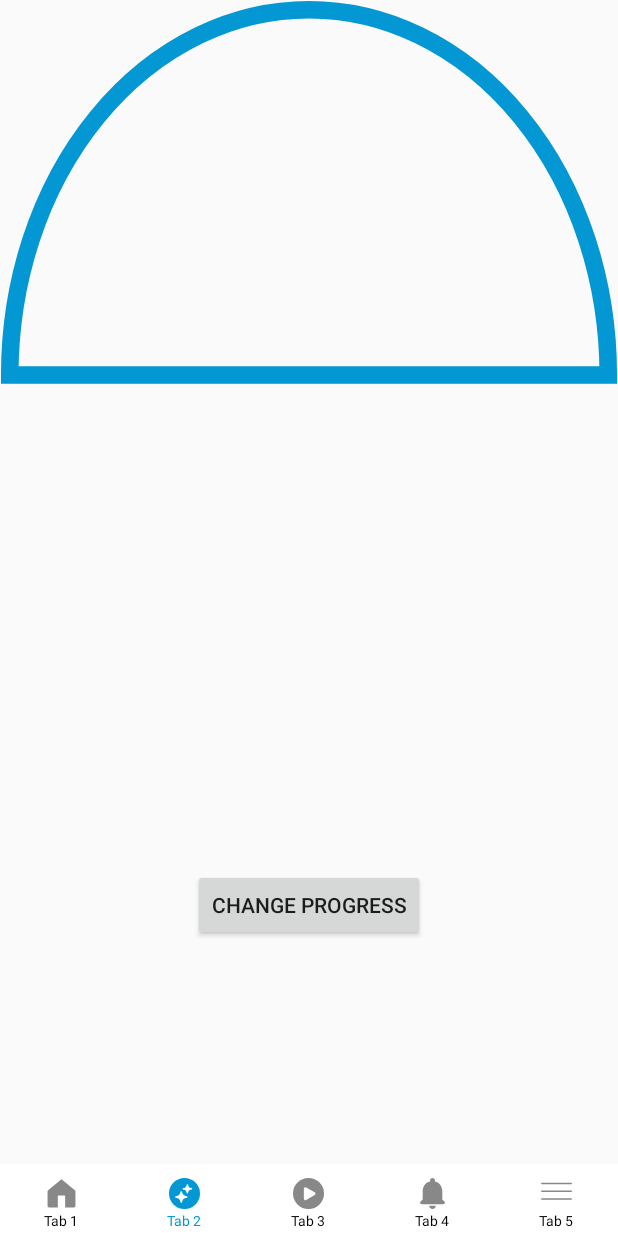
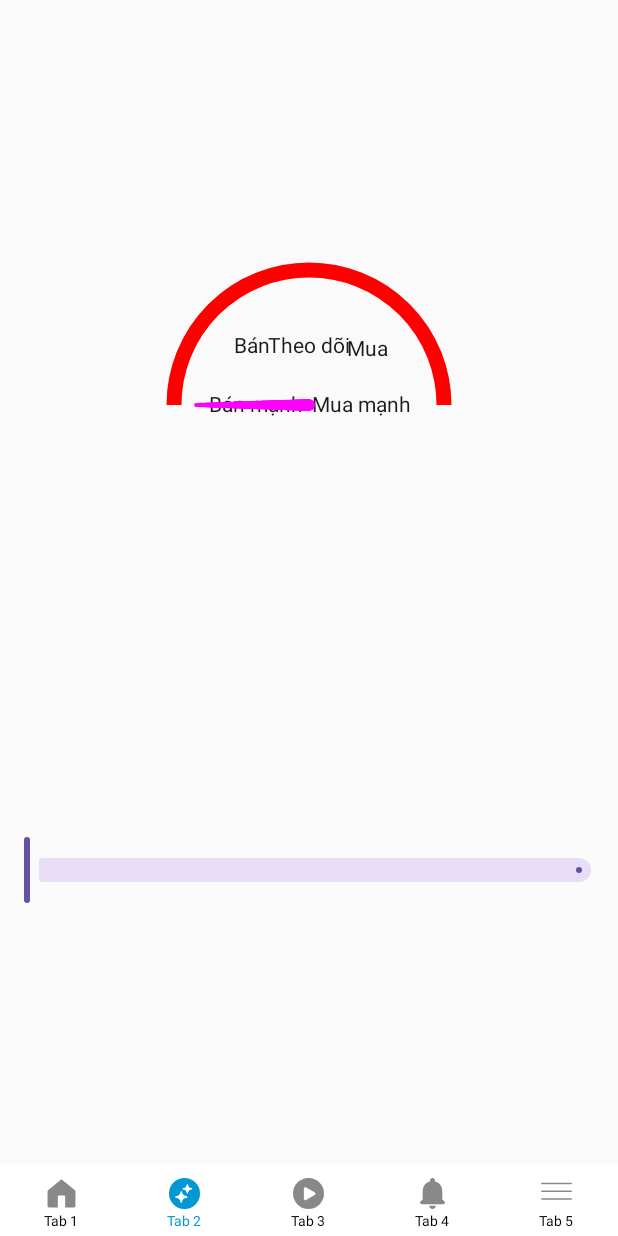
Before and after one commit to vuxbasnin/app_national_flag, an Android app built with Jetpack Compose: the screen it shows after launch (MainActivity), item 2 of the bottom bar chosen, on a phone screen of 412 x 824 dp. Run offline under Robolectric (Android 15) with nearby library versions, the phone set to English and light mode, and no system bars; our stand-ins replace Dagger/Hilt's generated code, Room's generated code, Timber, sdp/ssp sizes; libraries missing offline, so code that uses them is left out: com.chuckerteam.chucker; pictures from the network do not load.

Commit message:
Customview

```diff
--- /dev/null
+++ b/app/src/main/java/com/base/basemvvm/presentation/core/widget/CustomSemiCycleJetpack.kt
@@ -0,0 +1,213 @@
+package com.base.basemvvm.presentation.core.widget
+
+import androidx.annotation.FloatRange
+import androidx.compose.animation.core.Animatable
+import androidx.compose.animation.core.LinearOutSlowInEasing
+import androidx.compose.animation.core.tween
+import androidx.compose.foundation.Canvas
+import androidx.compose.foundation.layout.Column
+import androidx.compose.foundation.layout.padding
+import androidx.compose.foundation.layout.requiredSize
+import androidx.compose.material3.MaterialTheme
+import androidx.compose.material3.Slider
+import androidx.compose.runtime.Composable
+import androidx.compose.runtime.remember
+import androidx.compose.runtime.rememberCoroutineScope
+import androidx.compose.ui.Modifier
+import androidx.compose.ui.geometry.Offset
+import androidx.compose.ui.graphics.Brush
+import androidx.compose.ui.graphics.Color
+import androidx.compose.ui.graphics.SolidColor
+import androidx.compose.ui.graphics.StrokeCap
+import androidx.compose.ui.graphics.drawscope.DrawScope
+import androidx.compose.ui.graphics.drawscope.Stroke
+import androidx.compose.ui.text.TextMeasurer
+import androidx.compose.ui.text.TextStyle
+import androidx.compose.ui.text.drawText
+import androidx.compose.ui.text.rememberTextMeasurer
+import androidx.compose.ui.tooling.preview.Preview
+import androidx.compose.ui.unit.TextUnit
+import androidx.compose.ui.unit.TextUnitType
+import androidx.compose.ui.unit.dp
+import com.google.android.material.math.MathUtils.lerp
+import kotlinx.coroutines.CoroutineScope
+import kotlinx.coroutines.launch
+import timber.log.Timber
+import kotlin.math.cos
+import kotlin.math.sin
+
+private val INDICATOR_LENGTH = 14.dp
+private val MAJOR_INDICATOR_LENGTH = 18.dp
+private val INDICATOR_INITIAL_OFFSET = 5.dp
+
+@Composable
+fun SpeedometerScreen(
+    modifier: Modifier = Modifier,
+    coroutineScope: CoroutineScope = rememberCoroutineScope()
+) {
+    Column(modifier = modifier) {
+        val speed = remember { Animatable(0f) }
+
+        Speedometer(
+            currentSpeed = speed.value,
+            modifier = Modifier
+                .padding(180.dp)
+                .requiredSize(180.dp)
+        )
+
+        Slider(
+            value = speed.value,
+            valueRange = 0f..180f,
+            onValueChange = {
+                coroutineScope.launch {
+                    speed.animateTo(
+                        it,
+                        animationSpec = tween(durationMillis = 50, easing = LinearOutSlowInEasing)
+                    )
+                }
+            },
+            modifier = Modifier.padding(16.dp),
+        )
+    }
+}
+
+@Composable
+private fun Speedometer(
+    @FloatRange(from = 0.0, to = 180.0) currentSpeed: Float,
+    modifier: Modifier = Modifier
+) {
+    val textMeasurer = rememberTextMeasurer()
+    val textColor = MaterialTheme.colorScheme.onSurface
+    val indicatorColor = MaterialTheme.colorScheme.onSurface
+    Canvas(modifier = modifier, onDraw = {
+        drawArc(
+            color = Color.Red,
+            startAngle = 0f,
+            sweepAngle = -180f,
+            useCenter = false,
+            style = Stroke(width = 10.0.dp.toPx())
+        )
+
+        for (angle in 270 downTo 90 step 2) {
+            val speed = 270 - angle
+            if (speed % 45 == 0 || speed % 45 == 1) {
+                speedText(
+                    name = name(speed),
+                    angle = angle,
+                    textMeasurer = textMeasurer,
+                    textColor = textColor
+                )
+            }
+        }
+
+        Timber.d("NINVB => current speed $currentSpeed")
+        speedIndicator(speedAngle = 270 - currentSpeed)
+    })
+}
+
+private fun name(speed: Int): String {
+    return when (speed) {
+        0 -> {
+            "Bán mạnh"
+        }
+
+        46 -> {
+            "Bán"
+        }
+
+        90 -> {
+            "Theo dõi"
+        }
+
+        136 -> {
+            "Mua"
+        }
+
+        180 -> {
+            "Mua mạnh"
+        }
+
+        else -> {
+            ""
+        }
+    }
+}
+
+private fun DrawScope.speedText(
+    name: String,
+    angle: Int,
+    textColor: Color,
+    textMeasurer: TextMeasurer
+) {
+    val textLayoutResult = textMeasurer.measure(
+        text = name,
+        style = TextStyle.Default.copy(lineHeight = TextUnit(0.0f, TextUnitType.Sp))
+    )
+    val textWidth = textLayoutResult.size.width
+    val textHeight = textLayoutResult.size.height
+
+    val textOffset = pointOnCircle(
+        thetaInDegrees = angle.toDouble(),
+        radius = size.height / 2 - MAJOR_INDICATOR_LENGTH.toPx() - textWidth / 2 - INDICATOR_INITIAL_OFFSET.toPx(), // Adjusting radius with text width
+        cX = center.x,
+        cY = center.y
+    )
+
+    drawContext.canvas.save()
+    // Translate to the text offset point, adjusting for vertical centering.
+    drawContext.canvas.translate(
+        textOffset.x - textWidth / 2,
+        textOffset.y - textHeight / 2
+    )
+
+    drawText(textLayoutResult, color = textColor)
+
+    drawContext.canvas.restore()
+}
+
+private fun DrawScope.speedIndicator(
+    speedAngle: Float
+) {
+    val endOffset = pointOnCircle(
+        thetaInDegrees = speedAngle.toDouble(),
+        radius = size.height / 2 - INDICATOR_LENGTH.toPx(),
+        cX = center.x,
+        cY = center.y,
+        isIndicator = true
+    )
+
+    for (i in 0 until 100) {
+        val ratio = i.toFloat() / 100.toFloat()
+        val currentThickness = lerp(12f, 4f, ratio)
+        val currentPoint = Offset(
+            center.x + (endOffset.x - center.x) * ratio,
+            center.y + (endOffset.y - center.y) * ratio
+        )
+
+        this.drawLine(
+            color = Color.Magenta,
+            start = currentPoint,
+            end = currentPoint,
+            strokeWidth = currentThickness,
+            cap = StrokeCap.Round
+        )
+    }
+}
+
+private fun pointOnCircle(
+    thetaInDegrees: Double,
+    radius: Float,
+    cX: Float = 0f,
+    cY: Float = 0f,
+    isIndicator: Boolean = false
+): Offset {
+    val x = cX + (radius * sin(Math.toRadians(thetaInDegrees)).toFloat())
+    val y = cY + (radius * cos(Math.toRadians(thetaInDegrees)).toFloat())
+    return Offset(x, y)
+}
+
+@Preview(showBackground = true, showSystemUi = true)
+@Composable
+fun SpeedometerPreview() {
+    SpeedometerScreen()
+}
--- a/app/src/main/java/com/base/basemvvm/presentation/core/widget/SemiCycleView.kt
+++ b/app/src/main/java/com/base/basemvvm/presentation/core/widget/SemiCycleView.kt
@@ -2,32 +2,40 @@ package com.base.basemvvm.presentation.core.widget
 
 import android.animation.PropertyValuesHolder
 import android.animation.ValueAnimator
+import android.annotation.SuppressLint
 import android.content.Context
 import android.graphics.Canvas
+import android.graphics.Color
 import android.graphics.Paint
 import android.graphics.RectF
 import android.util.AttributeSet
 import android.view.View
 import android.view.animation.AccelerateDecelerateInterpolator
+import androidx.compose.foundation.layout.padding
+import androidx.compose.foundation.layout.requiredSize
+import androidx.compose.ui.Modifier
+import androidx.compose.ui.graphics.SweepGradient
+import androidx.compose.ui.unit.dp
 import com.base.basemvvm.R
 
-class SemiCycleView(context: Context, attrs: AttributeSet) : View(context, attrs) {
+class SemiCycleView (context: Context, attrs: AttributeSet) : View(context, attrs) {
     private val backgroundPaint = Paint()
     private val mainPain = Paint()
     private var progress = 0f
     private val margin: Float = resources.getDimension(R.dimen.size_6)
 
+    @SuppressLint("DrawAllocation")
     override fun onDraw(canvas: Canvas) {
         super.onDraw(canvas)
         val frame = RectF(margin, margin, width.toFloat() - margin, height.toFloat() - margin)
         canvas.drawArc(
             frame,
-            0f,
             -180f,
+            180f,
             true,
             backgroundPaint
         )
-        progress.times(-180f).let { canvas.drawArc(frame, 0f, it, true, mainPain) }
+        progress.times(180f).let { canvas.drawArc(frame, -180f, it, true, mainPain) }
     }
 
     fun setProcess(v: Float) {
--- a/app/src/main/java/com/base/basemvvm/presentation/feature/m02/M02Fragment.kt
+++ b/app/src/main/java/com/base/basemvvm/presentation/feature/m02/M02Fragment.kt
@@ -1,30 +1,30 @@
 package com.base.basemvvm.presentation.feature.m02
 
+import android.os.Bundle
+import android.view.LayoutInflater
 import android.view.View
+import android.view.ViewGroup
+import androidx.compose.ui.platform.ComposeView
+import androidx.fragment.app.Fragment
 import com.base.basemvvm.R
 import com.base.basemvvm.databinding.M02FragmentBinding
 import com.base.basemvvm.presentation.core.base.BaseFragment
+import com.base.basemvvm.presentation.core.widget.SpeedometerPreview
 import dagger.hilt.android.AndroidEntryPoint
+import timber.log.Timber
 import kotlin.random.Random
 
 @AndroidEntryPoint
-class M02Fragment: BaseFragment<M02FragmentBinding>(M02FragmentBinding::inflate) {
-    override fun initView() {
-        binding.semiCycle.setUpUI(R.color.primary)
-        binding.btnChangeProgress.setOnClickListener {
-            val progress = Random.nextInt(0, 100)
-            binding.tvProgress.text = "$progress %"
-            binding.semiCycle.setProcess(progress.toFloat()/100f)
+class M02Fragment : Fragment() {
+    override fun onCreateView(
+        inflater: LayoutInflater,
+        container: ViewGroup?,
+        savedInstanceState: Bundle?
+    ): View? {
+        return ComposeView(requireContext()).apply {
+            setContent {
+                SpeedometerPreview()
+            }
         }
     }
-
-    override fun initObserver() {
-    }
-
-    override fun getData() {
-    }
-
-    override fun onClick(p0: View?) {
-
-    }
 }
--- a/app/src/main/res/layout/m02_fragment.xml
+++ b/app/src/main/res/layout/m02_fragment.xml
@@ -4,33 +4,33 @@
     android:layout_width="match_parent"
     android:layout_height="match_parent">
 
-    <com.base.basemvvm.presentation.core.widget.SemiCycleView
-        android:id="@+id/semiCycle"
-        android:layout_width="match_parent"
-        android:layout_height="500dp"
-        app:layout_constraintEnd_toEndOf="parent"
-        app:layout_constraintHorizontal_bias="0.5"
-        app:layout_constraintStart_toStartOf="parent"
-        app:layout_constraintTop_toTopOf="parent" />
+<!--    <com.base.basemvvm.presentation.core.widget.SemiCycleView-->
+<!--        android:id="@+id/semiCycle"-->
+<!--        android:layout_width="match_parent"-->
+<!--        android:layout_height="500dp"-->
+<!--        app:layout_constraintEnd_toEndOf="parent"-->
+<!--        app:layout_constraintHorizontal_bias="0.5"-->
+<!--        app:layout_constraintStart_toStartOf="parent"-->
+<!--        app:layout_constraintTop_toTopOf="parent" />-->
 
-    <androidx.appcompat.widget.AppCompatTextView
-        android:id="@+id/tvProgress"
-        android:layout_width="wrap_content"
-        android:layout_height="wrap_content"
-        android:layout_marginTop="@dimen/size_30"
-        app:layout_constraintEnd_toEndOf="parent"
-        app:layout_constraintStart_toStartOf="parent"
-        app:layout_constraintTop_toBottomOf="@+id/semiCycle" />
+<!--    <androidx.appcompat.widget.AppCompatTextView-->
+<!--        android:id="@+id/tvProgress"-->
+<!--        android:layout_width="wrap_content"-->
+<!--        android:layout_height="wrap_content"-->
+<!--        android:layout_marginTop="@dimen/size_30"-->
+<!--        app:layout_constraintEnd_toEndOf="parent"-->
+<!--        app:layout_constraintStart_toStartOf="parent"-->
+<!--        app:layout_constraintTop_toBottomOf="@+id/semiCycle" />-->
 
-    <androidx.appcompat.widget.AppCompatButton
-        android:id="@+id/btnChangeProgress"
-        android:layout_width="wrap_content"
-        android:layout_height="wrap_content"
-        android:layout_marginTop="@dimen/size_30"
-        android:text="Change progress"
-        app:layout_constraintEnd_toEndOf="parent"
-        app:layout_constraintHorizontal_bias="0.5"
-        app:layout_constraintStart_toStartOf="parent"
-        app:layout_constraintTop_toBottomOf="@+id/tvProgress" />
+<!--    <androidx.appcompat.widget.AppCompatButton-->
+<!--        android:id="@+id/btnChangeProgress"-->
+<!--        android:layout_width="wrap_content"-->
+<!--        android:layout_height="wrap_content"-->
+<!--        android:layout_marginTop="@dimen/size_30"-->
+<!--        android:text="Change progress"-->
+<!--        app:layout_constraintEnd_toEndOf="parent"-->
+<!--        app:layout_constraintHorizontal_bias="0.5"-->
+<!--        app:layout_constraintStart_toStartOf="parent"-->
+<!--        app:layout_constraintTop_toBottomOf="@+id/tvProgress" />-->
 
 </androidx.constraintlayout.widget.ConstraintLayout>
```
